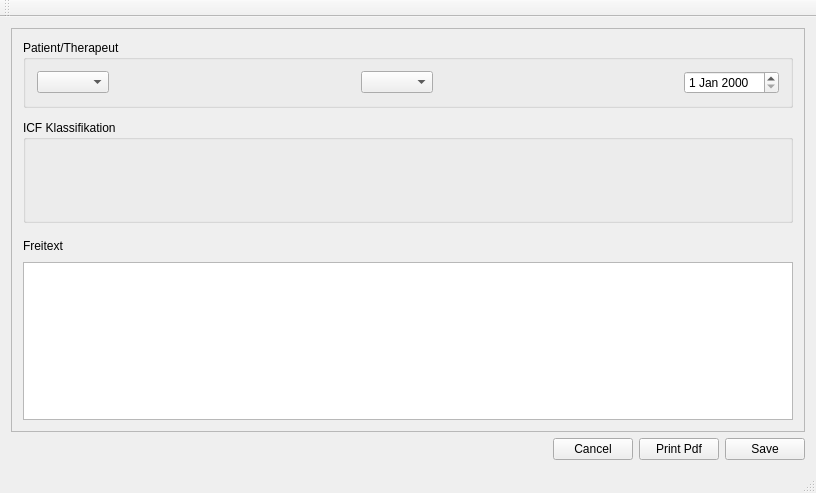
loaded02/ICF_Report, file mainwindow.ui: the form before one commit.
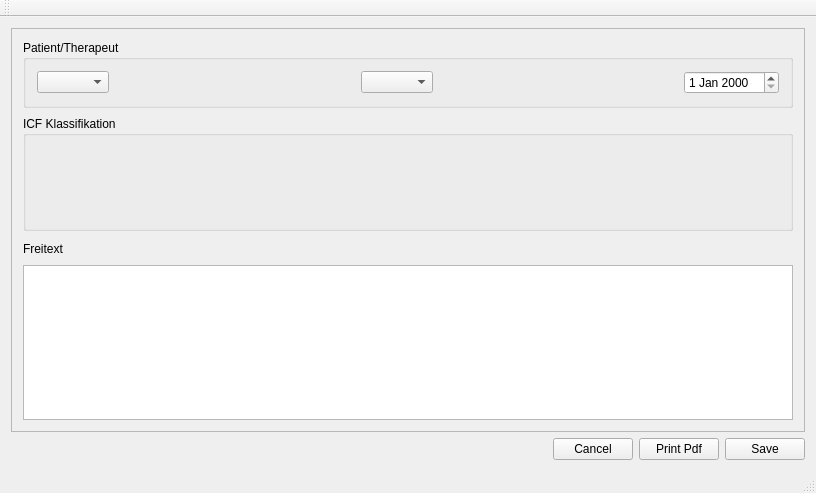
The form after the commit. Custom widgets are drawn as their Qt base class.

Patch:
```diff
--- a/mainwindow.ui
+++ b/mainwindow.ui
@@ -126,7 +126,23 @@
             </spacer>
            </item>
            <item>
-            <widget class="QWidget" name="widget_3" native="true"/>
+            <widget class="Functions" name="partizipationWidget" native="true"/>
+           </item>
+           <item>
+            <spacer name="verticalSpacer_11">
+             <property name="orientation">
+              <enum>Qt::Vertical</enum>
+             </property>
+             <property name="sizeHint" stdset="0">
+              <size>
+               <width>20</width>
+               <height>9</height>
+              </size>
+             </property>
+            </spacer>
+           </item>
+           <item>
+            <widget class="QWidget" name="contextWidget" native="true"/>
            </item>
           </layout>
          </widget>
```
Left out of the diff: 14 changed lines with no effect on the pictures.
